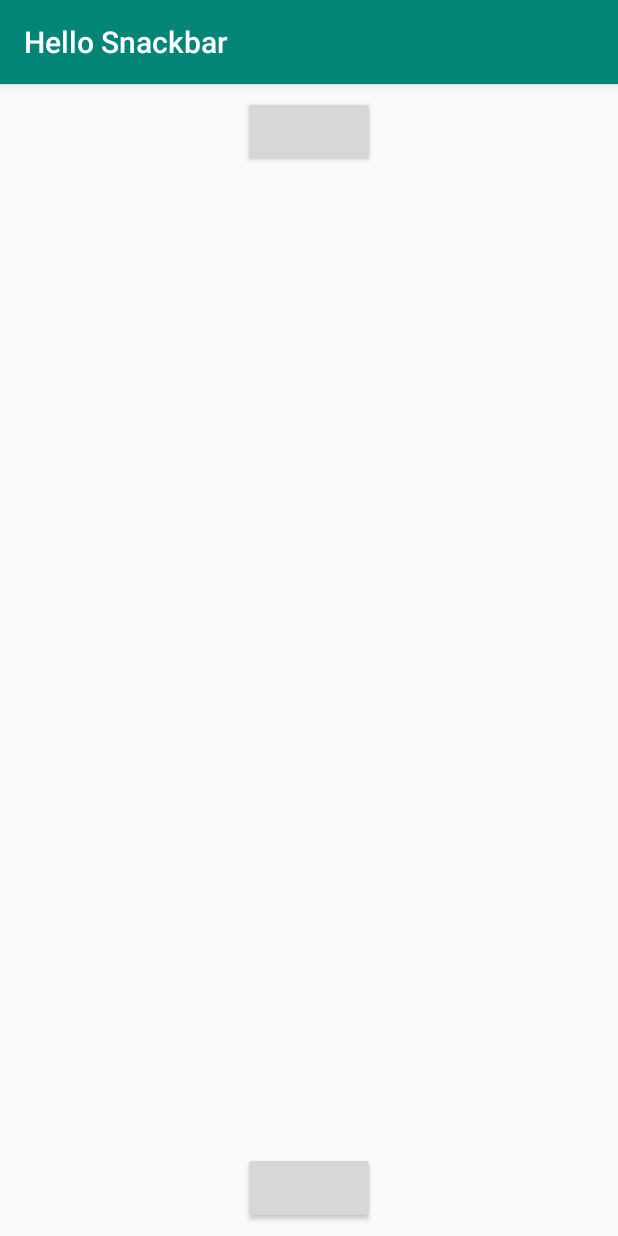
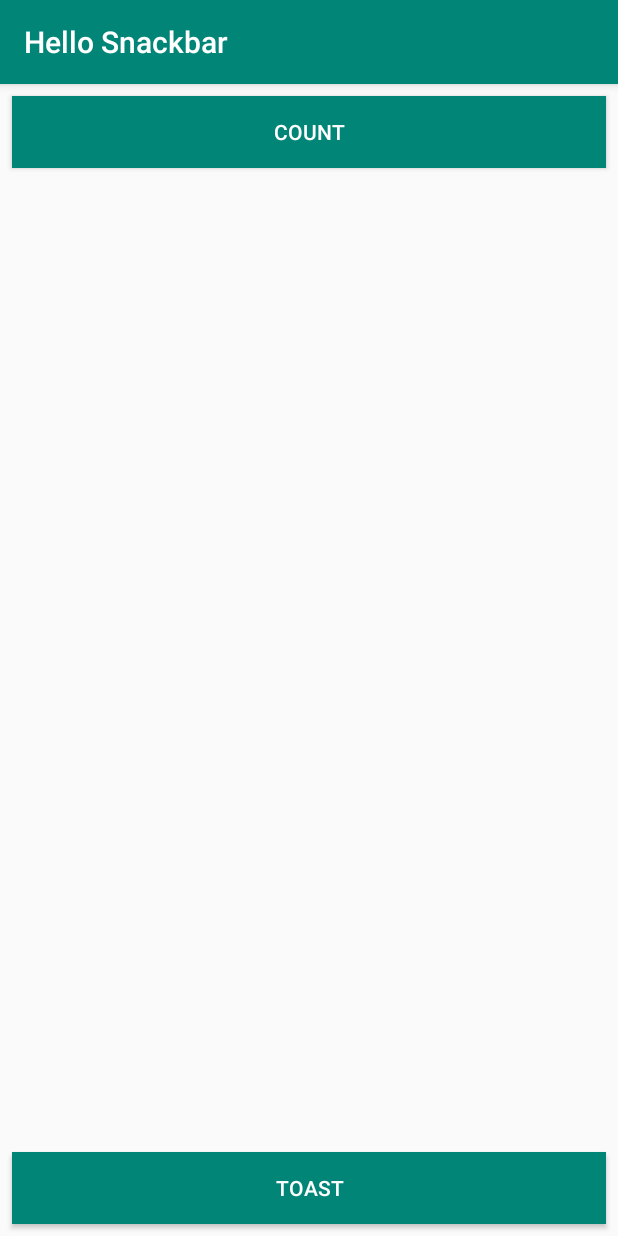
Before and after one commit to princeOprince/AndroidExperiments, an Android app: the screen it shows after launch (MainActivity), on a phone screen of 412 x 824 dp. Run offline under Robolectric (Android 15) with nearby library versions, the phone set to English and light mode, and no system bars; 1 statement that could not run was skipped.

Commit message:
Change button attributes

```diff
--- a/HelloSnackbar/app/src/main/res/layout/activity_main.xml
+++ b/HelloSnackbar/app/src/main/res/layout/activity_main.xml
@@ -7,21 +7,29 @@
     tools:context=".MainActivity">
 
     <Button
-        android:layout_width="wrap_content"
+        android:id="@+id/button_count"
+        android:layout_width="0dp"
         android:layout_height="wrap_content"
         android:layout_marginStart="8dp"
         android:layout_marginTop="8dp"
         android:layout_marginEnd="8dp"
+        android:background="@color/colorPrimary"
+        android:text="Count"
+        android:textColor="@android:color/white"
         app:layout_constraintEnd_toEndOf="parent"
         app:layout_constraintStart_toStartOf="parent"
         app:layout_constraintTop_toTopOf="parent" />
 
     <Button
-        android:layout_width="wrap_content"
+        android:id="@+id/button_toast"
+        android:layout_width="0dp"
         android:layout_height="wrap_content"
         android:layout_marginStart="8dp"
         android:layout_marginEnd="8dp"
         android:layout_marginBottom="8dp"
+        android:background="@color/colorPrimary"
+        android:text="Toast"
+        android:textColor="@android:color/white"
         app:layout_constraintBottom_toBottomOf="parent"
         app:layout_constraintEnd_toEndOf="parent"
         app:layout_constraintStart_toStartOf="parent" />
```
